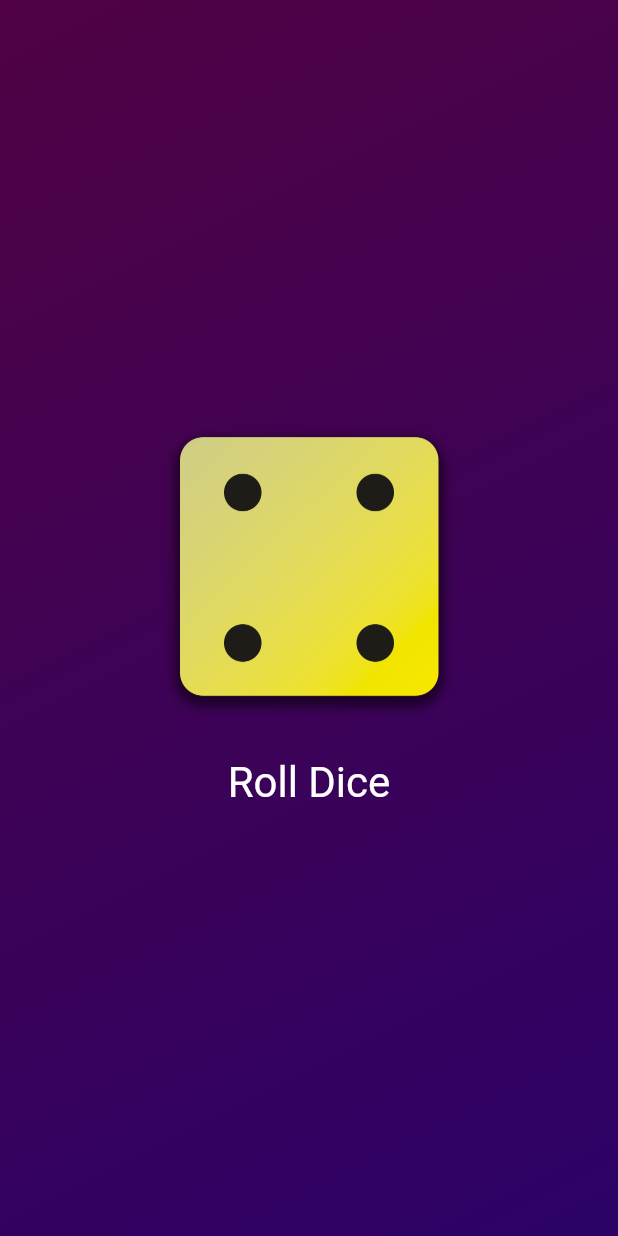
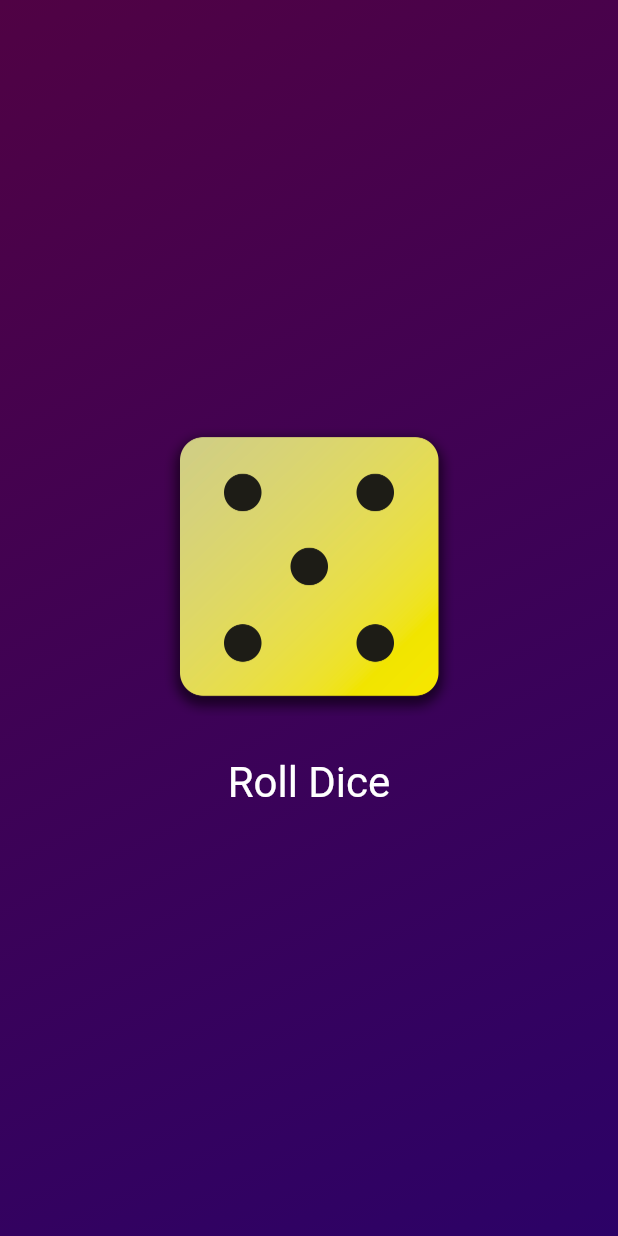
Before and after one commit to vishal-carvia/flutter_first_app, a Flutter app: the screen it shows after launch, after a tap on "Roll Dice", on a phone screen of 412 x 824 dp. Run offline on Flutter 3.47's test engine with Material 2 defaults, Android fonts, the phone set to English and light mode, and no system bars.

Commit message:
optimized code

```diff
--- a/lib/dice_roller.dart
+++ b/lib/dice_roller.dart
@@ -1,6 +1,7 @@
 import 'package:flutter/material.dart';
+import 'dart:math';
 
-var activeDiceImage = 'assets/images/dice-2.png';
+final randomizer = Random();
 
 class DiceRoller extends StatefulWidget {
   const DiceRoller({super.key});
@@ -16,9 +17,10 @@ class DiceRoller extends StatefulWidget {
 // var _color = "";
 
 class _DiceRollerState extends State<DiceRoller> {
+  var currentDiceRoll = randomizer.nextInt(6) + 1;
   void rollDice() {
     setState(() {
-      activeDiceImage = 'assets/images/dice-4.png';
+      currentDiceRoll = Random().nextInt(6) + 1;
     });
   }
 
@@ -28,7 +30,7 @@ class _DiceRollerState extends State<DiceRoller> {
       mainAxisSize: MainAxisSize.min,
       children: [
         Image.asset(
-          activeDiceImage,
+          'assets/images/dice-$currentDiceRoll.png',
           width: 200,
         ),
         // SizedBox is a widget which can create a box of specified size.
```
